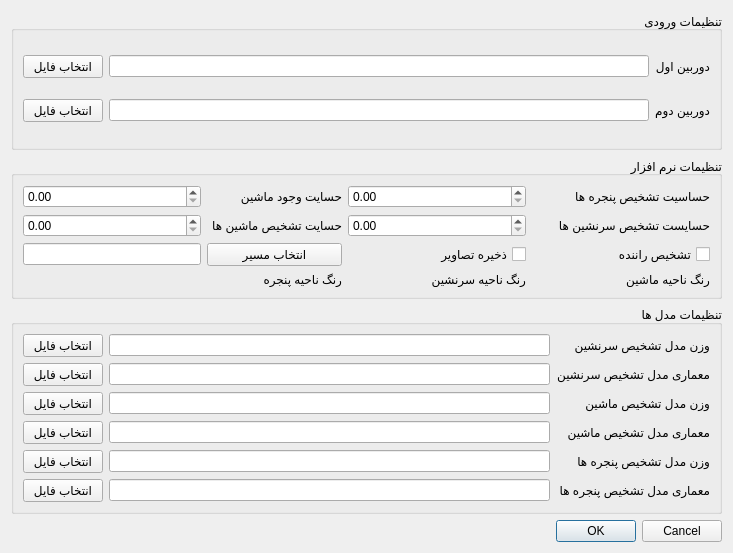
pouya-codes/OccuptantDetector, file appsettingsdialog.ui: the form before one commit.
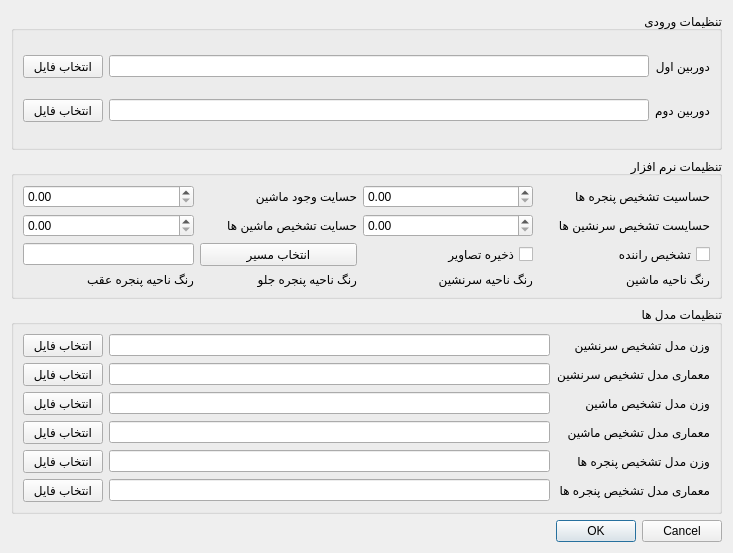
The form after the commit. Custom widgets are drawn as their Qt base class.

Commit message: Before use of CarOccupany Class

```diff
--- a/appsettingsdialog.ui
+++ b/appsettingsdialog.ui
@@ -269,14 +269,33 @@
         <item>
          <widget class="QLabel" name="label_17">
           <property name="text">
-           <string>رنگ ناحیه پنجره</string>
+           <string>رنگ ناحیه پنجره جلو</string>
           </property>
          </widget>
         </item>
        </layout>
       </item>
       <item row="3" column="0">
-       <layout class="QHBoxLayout" name="horizontalLayout_4"/>
+       <layout class="QHBoxLayout" name="horizontalLayout_4">
+        <item>
+         <layout class="QHBoxLayout" name="horizontalLayout_5">
+          <item>
+           <widget class="ClickableLabel" name="label_color_window_back">
+            <property name="text">
+             <string/>
+            </property>
+           </widget>
+          </item>
+          <item>
+           <widget class="QLabel" name="label_13">
+            <property name="text">
+             <string>رنگ ناحیه پنجره عقب</string>
+            </property>
+           </widget>
+          </item>
+         </layout>
+        </item>
+       </layout>
       </item>
      </layout>
     </widget>
```
The commit also changes 23 other files.
